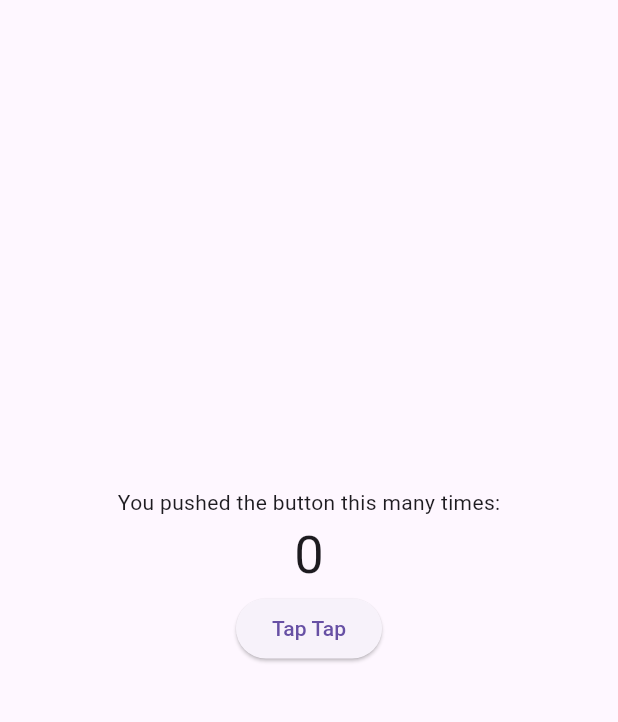
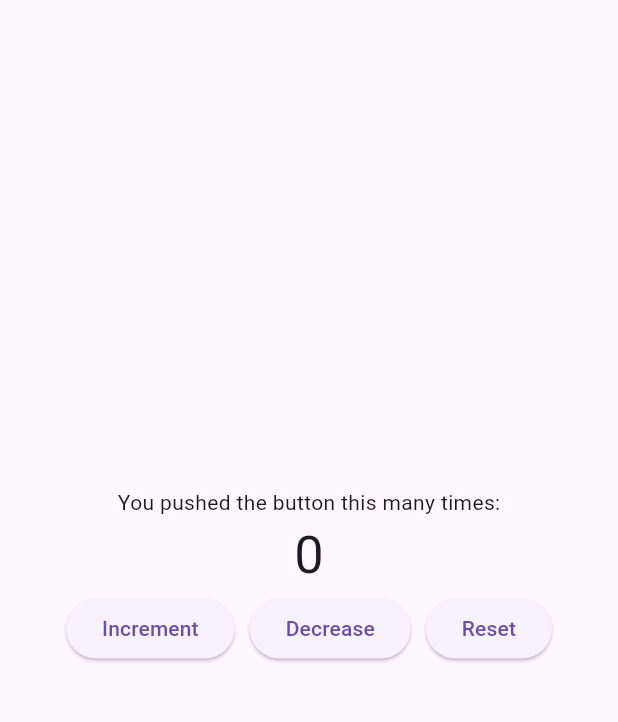
Before and after one commit to noInvazion/CounterApp, a Flutter app: the screen it shows after launch, on a phone screen of 412 x 824 dp, the part 84-806 px from its top. Run offline on Flutter 3.47's test engine with Material 3 defaults, Android fonts, the phone set to English and light mode, and no system bars.

Commit message:
New features

```diff
--- a/lib/main.dart
+++ b/lib/main.dart
@@ -1,3 +1,5 @@
+// ignore_for_file: prefer_const_constructors
+
 import 'package:flutter/material.dart';
 
 void main() {
@@ -20,6 +22,20 @@ class _MyAppState extends State<MyApp> {
     });
   }
 
+  void decrementCount() {
+    setState(() {
+      if (counter > 0) {
+        counter--;
+      }
+    });
+  }
+
+  void resetCount() {
+    setState(() {
+      counter = 0;
+    });
+  }
+
   @override
   Widget build(BuildContext context) {
     return MaterialApp(
@@ -29,19 +45,30 @@ class _MyAppState extends State<MyApp> {
           title: Text("Counter App"),
         ),
         body: Center(
-          child: Column(
-            mainAxisAlignment: MainAxisAlignment.center,
-            children: [
+          child: Column(mainAxisAlignment: MainAxisAlignment.center, children: [
             Text("You pushed the button this many times:"),
-            Text("$counter",
-            style: TextStyle(fontSize: 35),
+            Text(
+              "$counter",
+              style: TextStyle(fontSize: 35),
             ),
-            ElevatedButton(onPressed: incrementCount,
-            child: Text("Tap Tap") )
+            Row(mainAxisAlignment: MainAxisAlignment.center, children: [
+              ElevatedButton(
+                  onPressed: incrementCount, child: Text("Increment")),
+              SizedBox(
+                width: 10,
+              ),
+              ElevatedButton(
+                  onPressed: decrementCount, child: Text("Decrease")),
+              SizedBox(
+                width: 10,
+              ),
+              ElevatedButton(onPressed: resetCount, child: Text("Reset")),
+            ]),
           ]),
         ),
-
       ),
     );
   }
 }
+
+// Style the button next
```
